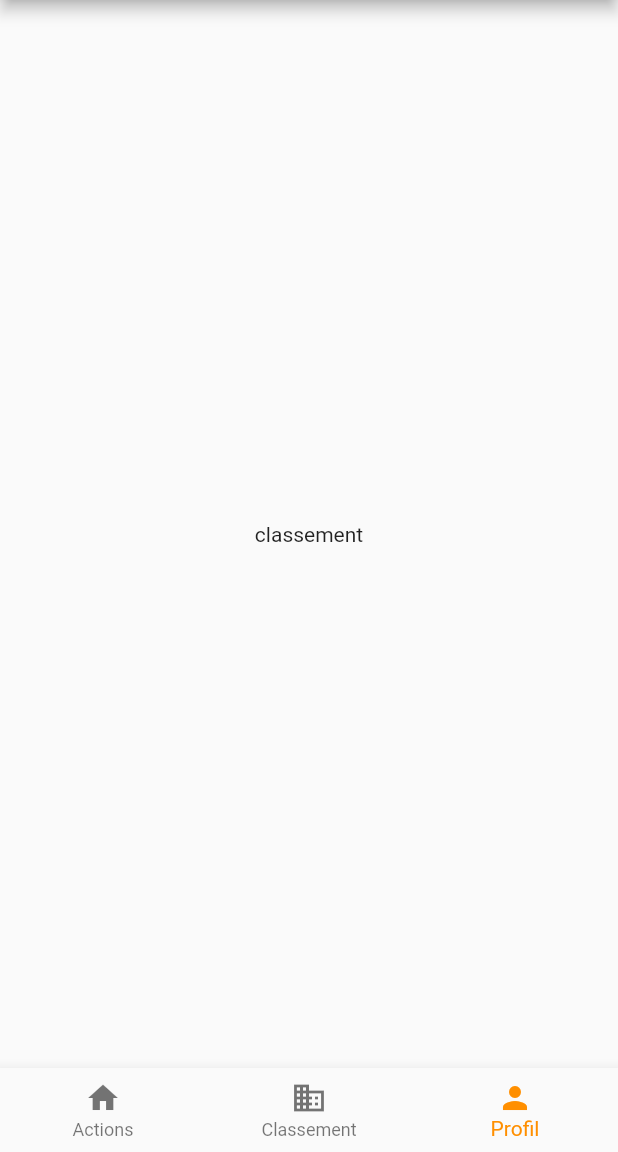
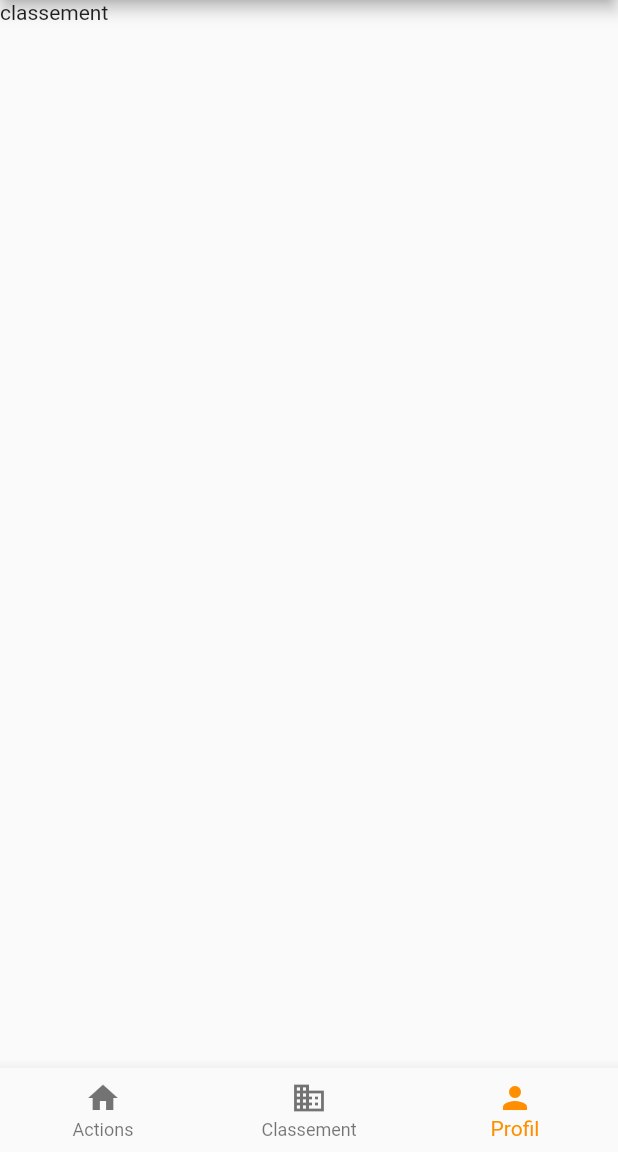
Before and after one commit to EXTIARBONE/extiarbone_flutter, a Flutter app: the screen it shows after launch, item 3 of the bottom bar chosen, on a phone screen of 412 x 824 dp, the part 84-1236 px from its top. Run offline on Flutter 3.47's test engine with Material 2 defaults, Android fonts, the phone set to English and light mode, and no system bars.

Commit message:
ajout du fichier widget

```diff
--- a/lib/pages/classement.dart
+++ b/lib/pages/classement.dart
@@ -12,8 +12,14 @@ class Classement extends StatefulWidget {
 class _ClassementState extends State<Classement> {
   @override
   Widget build(BuildContext context) {
-    return Container(
-      child: const Text("classement"),
+    return Scaffold(
+      body: Column(children: [
+        Text("classement"),
+        const SizedBox()
+      ]),
+
+
+
     );
   }
 }
```
Also changed, not shown: lib/pages/actions.dart (+11 -2 lines).
